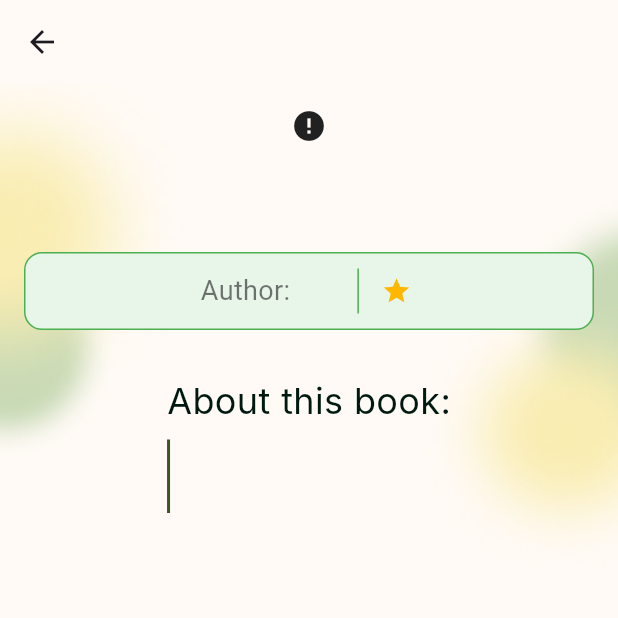
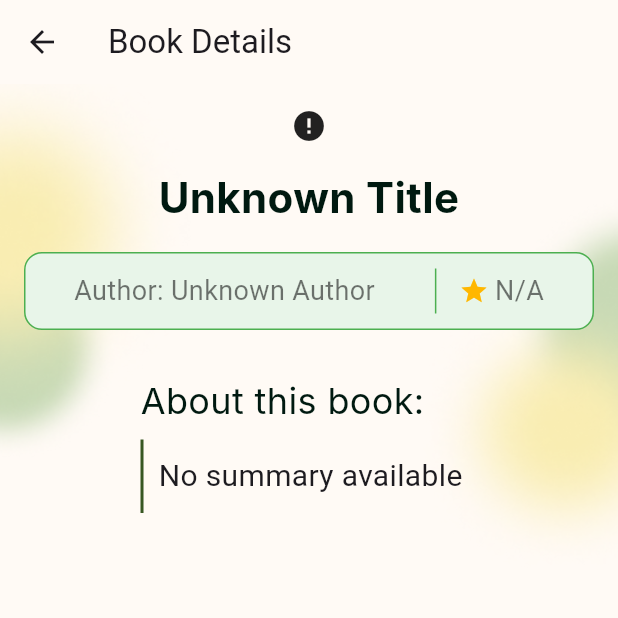
Before and after one commit to EllieNtasio/readally-android, a Flutter app: the BookDetailPage screen opened directly with empty values, on a phone screen of 412 x 824 dp, the top half of it. Run offline on Flutter 3.47's test engine with Material 3 defaults, Android fonts, the phone set to English and light mode, and no system bars; our stand-ins replace cloud_firestore, firebase_core; accounts and stored records are empty; Roboto replaces fonts that are missing (Inter).

```diff
--- a/lib/components/card.dart
+++ b/lib/components/card.dart
@@ -17,15 +17,15 @@ class BookDetailPage extends StatelessWidget {
 
   @override
   Widget build(BuildContext context) {
+    // Handle rating parsing
     int parsedRating = int.tryParse(rating) ?? 0;
 
     return Scaffold(
       appBar: AppBar(
-        backgroundColor: Color(0xffFFFAF5),
-        title: Text(''),
-
+        backgroundColor: const Color(0xffFFFAF5),
+        title: Text(title.isNotEmpty ? title : 'Book Details'),
       ),
-      backgroundColor: Color(0xffFFFAF5),
+      backgroundColor: const Color(0xffFFFAF5),
       body: Stack(
         children: [
           Positioned(
@@ -54,7 +54,8 @@ class BookDetailPage extends StatelessWidget {
                 Center(
                   child: ClipRRect(
                     borderRadius: BorderRadius.circular(10.0),
-                    child: Image.network(
+                    child: coverUrl.isNotEmpty
+                        ? Image.network(
                       coverUrl,
                       width: 150,
                       height: 230,
@@ -62,12 +63,13 @@ class BookDetailPage extends StatelessWidget {
                       errorBuilder: (context, error, stackTrace) {
                         return const Icon(Icons.error);
                       },
-                    ),
+                    )
+                        : const Icon(Icons.error), // Fallback if no image
                   ),
                 ),
                 const SizedBox(height: 16),
                 Text(
-                  title,
+                  title.isNotEmpty ? title : 'Unknown Title',
                   style: const TextStyle(
                     fontSize: 28,
                     fontWeight: FontWeight.bold,
@@ -88,7 +90,7 @@ class BookDetailPage extends StatelessWidget {
                     mainAxisAlignment: MainAxisAlignment.center,
                     children: [
                       Text(
-                        'Author: $author',
+                        'Author: ${author.isNotEmpty ? author : 'Unknown Author'}',
                         style: const TextStyle(
                           fontSize: 18,
                           color: Colors.black54,
@@ -103,14 +105,14 @@ class BookDetailPage extends StatelessWidget {
                       const SizedBox(width: 15),
                       Row(
                         children: [
-                          Icon(
+                          const Icon(
                             Icons.star,
                             color: Color(0xffffb700),
                             size: 20,
                           ),
                           const SizedBox(width: 4),
                           Text(
-                            rating,
+                            rating.isNotEmpty ? rating : 'N/A',
                             style: const TextStyle(
                               fontSize: 18,
                               color: Colors.black54,
@@ -153,7 +155,9 @@ class BookDetailPage extends StatelessWidget {
                               ),
                               padding: const EdgeInsets.all(10.0),
                               child: Text(
-                                summary,
+                                summary.isNotEmpty
+                                    ? summary
+                                    : 'No summary available',
                                 style: const TextStyle(fontSize: 20),
                                 textAlign: TextAlign.justify,
                               ),
--- a/lib/database.dart
+++ b/lib/database.dart
@@ -26,22 +26,27 @@ class DatabaseService {
 
 
   Stream<List<Map<String, dynamic>>> getBooksStream(List<dynamic> bookRefs) {
-    if (bookRefs.isEmpty) {
-      // If the bookRefs list is empty, return an empty list
-      return Stream.value([]);
+    // Check if bookRefs is null or empty and return an empty list
+    if (bookRefs == null || bookRefs.isEmpty) {
+      return Stream.value([]);  // Return an empty stream if no book references
     }
 
+    // Perform the query if the list is non-empty
     return _db.collection('books')
         .where(FieldPath.documentId, whereIn: bookRefs)
         .snapshots()
-        .map((snapshot) => snapshot.docs.map((doc) {
+        .map((snapshot) {
+      return snapshot.docs.map((doc) {
         return {
           'id': doc.id,
           'title': doc['title'],
           'cover': doc['cover'],
           'rate': doc['rate'],
+          'summ': doc['summ'],
+          'author': doc['author'],
         };
-    }).toList());
+      }).toList();
+    });
   }
 
 
```
Lines whose indentation alone changed are shown as unchanged.
